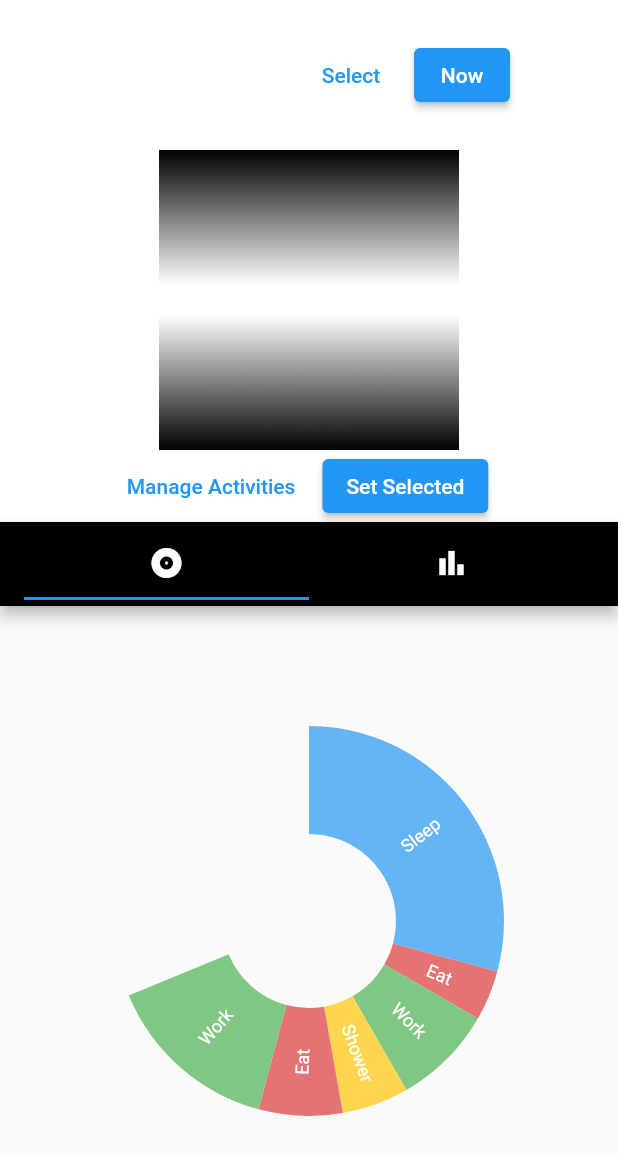
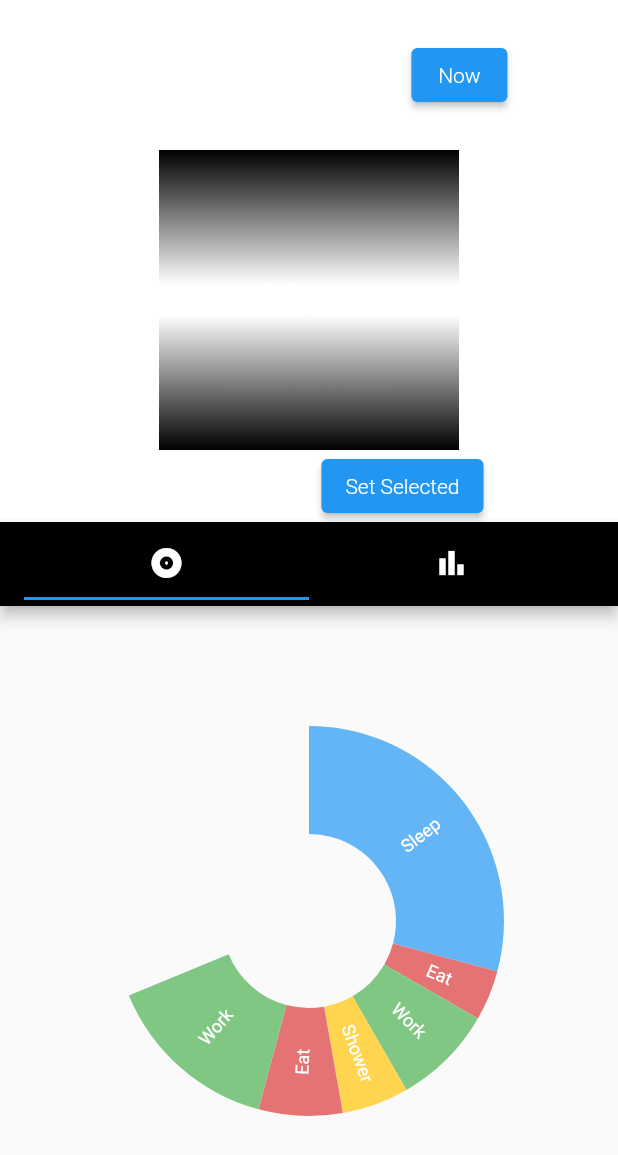
Before and after one commit to coffeecoding/EazyTime, a Flutter app: the screen it shows after launch, on a phone screen of 412 x 824 dp. Shown: the top 1155 px of the screen. Run offline on Flutter 3.47's test engine with Material 2 defaults, Android fonts, the phone set to English and light mode, and no system bars; our stand-ins replace charts_flutter.

Commit message:
Some UI polishing

```diff
--- a/lib/activity_manager.dart
+++ b/lib/activity_manager.dart
@@ -68,9 +68,8 @@ class _ActivityManagerState extends State<ActivityManager> {
                             onSubmitted: _isComposing ? _handleAdd : null,
                             controller: _textController,
                             maxLines: 1,
-                            maxLength: 20,
                             focusNode: _textFocusNode,
-                            decoration: InputDecoration.collapsed(hintText: 'Hi')),
+                            decoration: InputDecoration.collapsed(hintText: 'Enter activity')),
                         ),
                       ),
                       Material(
--- a/lib/main.dart
+++ b/lib/main.dart
@@ -85,7 +85,7 @@ class _MyHomePageState extends State<MyHomePage> {
                 Padding(
                   padding: const EdgeInsets.symmetric(horizontal: 10.0),
                   child: TextButton(
-                      child: Text('Select'),
+                      child: Text('Select', style: ButtonTextStyle()),
                       onPressed: () async {
                         TimeOfDay? picked = await showTimePicker(
                             context: context, initialTime: TimeOfDay.now());
@@ -102,7 +102,7 @@ class _MyHomePageState extends State<MyHomePage> {
                       _minute = time.minute;
                       setState(() {});
                     },
-                    child: Text('Now'))
+                    child: Text('Now', style: ButtonTextStyle()))
               ]),
               Row(
                 mainAxisAlignment: MainAxisAlignment.spaceEvenly,
@@ -136,7 +136,7 @@ class _MyHomePageState extends State<MyHomePage> {
                 mainAxisAlignment: MainAxisAlignment.center,
                 children: [
                   TextButton(
-                      child: Text('Manage Activities'),
+                      child: Text('Manage Activities', style: ButtonTextStyle()),
                       onPressed: () => {
                             Navigator.push(
                                 context,
@@ -168,7 +168,7 @@ class _MyHomePageState extends State<MyHomePage> {
                                           onPressed: () {
                                             Navigator.of(context).pop();
                                           },
-                                          child: Text('Oh okay'))
+                                          child: Text('Oh okay', style: ButtonTextStyle()))
                                     ],
                                   );
                                 });
@@ -205,7 +205,7 @@ class _MyHomePageState extends State<MyHomePage> {
 
                           setState(() {});
                         },
-                        child: Text('Set Selected')),
+                        child: Text('Set Selected', style: ButtonTextStyle())),
                   ),
                 ],
               ),
@@ -246,10 +246,14 @@ class _MyHomePageState extends State<MyHomePage> {
               color: Colors.white,
               alignment: Alignment.center,
               child: Column(
-                mainAxisAlignment: MainAxisAlignment.spaceEvenly,
+                mainAxisAlignment: MainAxisAlignment.spaceAround,
                 children: [
-                  Text('All Time Stats', style: PrimaryTextStyle(Colors.black)),
-                  SizedBox(height: 300, child: buildAllTimeChart(context)!),
+                  Container(
+                    height: 100,
+                    alignment: Alignment.center,
+                    child: Text('All Time Stats', style: PrimaryTextStyle(Colors.black))
+                  ),
+                  Expanded(child: SizedBox(height: 300, child: buildAllTimeChart(context)!)),
                 ],
               )),
         ],
@@ -381,7 +385,7 @@ class _MyHomePageState extends State<MyHomePage> {
       mainAxisAlignment: MainAxisAlignment.center,
       children: [
         Text('Start Time', style: SmallSpacedTextStyle()),
-        Text('$_hour:$_minute', style: PrimaryTextStyle())
+        Text('$_hour : $_minute', style: PrimaryTextStyle())
       ],
     );
   }
--- a/lib/styles.dart
+++ b/lib/styles.dart
@@ -5,6 +5,8 @@ class PrimaryTextStyle extends TextStyle {
     color: color,
     decoration: TextDecoration.none,
     fontSize: 40,
+    fontFamily: 'Roboto',
+    fontWeight: FontWeight.w300
   );
 }
 
@@ -18,11 +20,23 @@ class NormalTextStyle extends TextStyle {
   );
 }
 
+class ButtonTextStyle extends TextStyle {
+  ButtonTextStyle([Color color = Colors.white]) : super(
+      color: color,
+      decoration: TextDecoration.none,
+      fontSize: 14,
+      fontFamily: 'Roboto',
+      fontWeight: FontWeight.w300
+  );
+}
+
 class SecondaryTextStyle extends TextStyle {
   SecondaryTextStyle([Color color = Colors.white]) : super(
       color: color,
       decoration: TextDecoration.none,
-      fontSize: 10
+      fontSize: 10,
+      fontFamily: 'Roboto',
+      fontWeight: FontWeight.w300
   );
 }
 
@@ -31,7 +45,9 @@ class SmallSpacedTextStyle extends TextStyle {
     color: Colors.white,
     fontSize: 10.0,
     decoration: TextDecoration.none,
-    letterSpacing: 6.0
+    letterSpacing: 7.0,
+    fontFamily: 'Roboto',
+    fontWeight: FontWeight.w300
   );
 }
 
```
Lines whose indentation alone changed are shown as unchanged.
